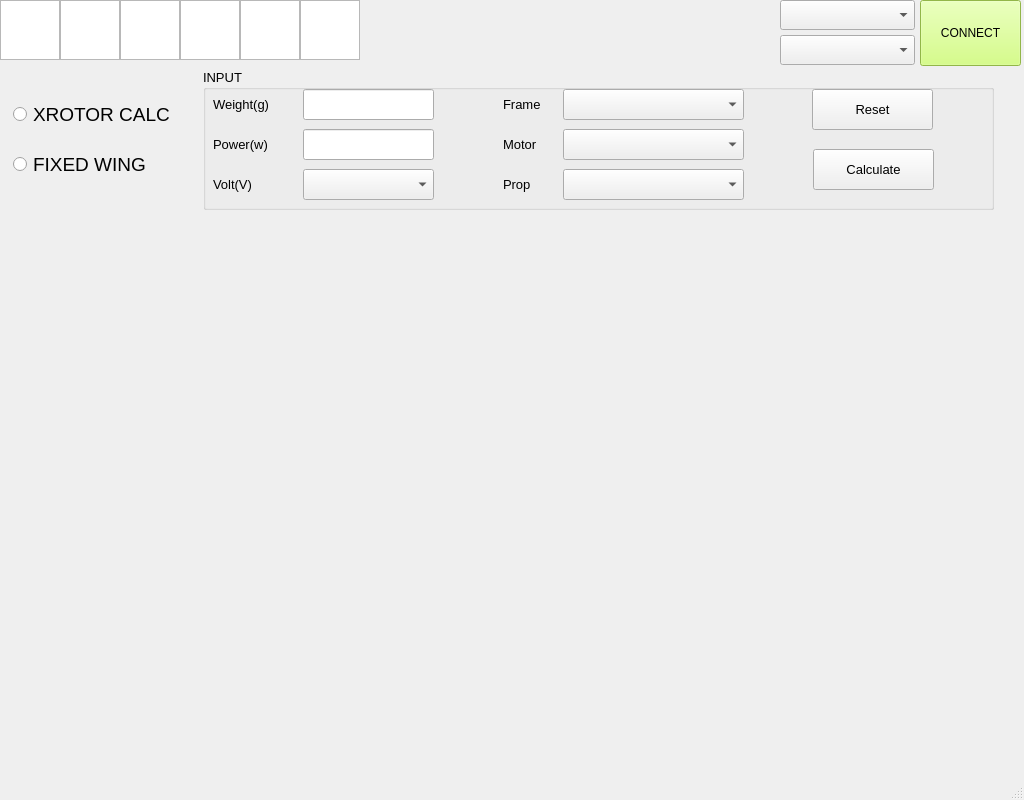
Old version of the form MainWindow.ui in the repository budebulai/LightGCS.
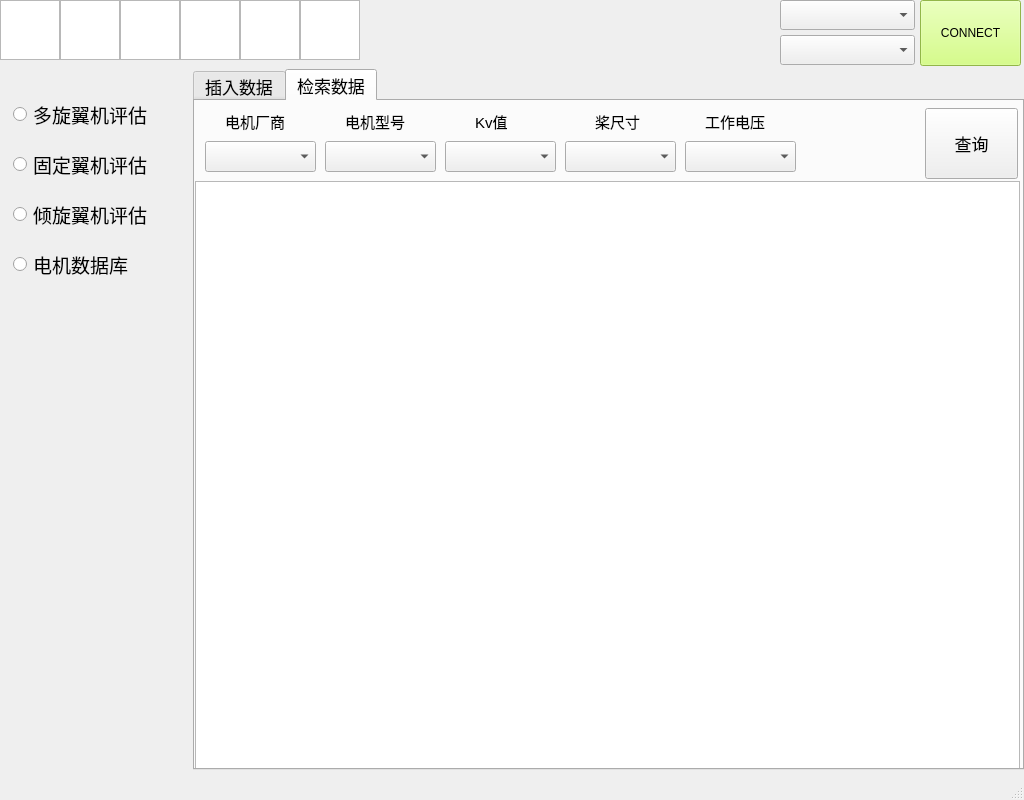
New version of the form. The open tabs and pages were chosen to show the change. Icons and pictures are not drawn.

Commit message: 20171013 motor database ...

```diff
--- a/MainWindow.ui
+++ b/MainWindow.ui
@@ -10,6 +10,12 @@
     <height>800</height>
    </rect>
   </property>
+  <property name="sizePolicy">
+   <sizepolicy hsizetype="Fixed" vsizetype="Fixed">
+    <horstretch>0</horstretch>
+    <verstretch>0</verstretch>
+   </sizepolicy>
+  </property>
   <property name="mouseTracking">
    <bool>true</bool>
   </property>
@@ -782,7 +788,7 @@
        </font>
       </property>
       <property name="text">
-       <string>XROTOR CALC</string>
+       <string>多旋翼机评估</string>
       </property>
       <property name="checkable">
        <bool>true</bool>
@@ -806,7 +812,7 @@
        </font>
       </property>
       <property name="currentIndex">
-       <number>0</number>
+       <number>3</number>
       </property>
       <widget class="QWidget" name="xrotor_calc">
        <widget class="QGroupBox" name="xrotor_ecalc">
@@ -814,8 +820,8 @@
          <rect>
           <x>10</x>
           <y>0</y>
-          <width>791</width>
-          <height>141</height>
+          <width>801</width>
+          <height>191</height>
          </rect>
         </property>
         <property name="font">
@@ -824,14 +830,14 @@
          </font>
         </property>
         <property name="title">
-         <string>INPUT</string>
+         <string>参数</string>
         </property>
         <widget class="QLabel" name="label_4">
          <property name="geometry">
           <rect>
            <x>10</x>
            <y>20</y>
-           <width>91</width>
+           <width>61</width>
            <height>31</height>
           </rect>
          </property>
@@ -841,13 +847,13 @@
           </font>
          </property>
          <property name="text">
-          <string>Weight(g)</string>
+          <string>重量</string>
          </property>
         </widget>
         <widget class="QLabel" name="label_5">
          <property name="geometry">
           <rect>
-           <x>300</x>
+           <x>170</x>
            <y>20</y>
            <width>51</width>
            <height>31</height>
@@ -859,13 +865,13 @@
           </font>
          </property>
          <property name="text">
-          <string>Frame</string>
+          <string>机型</string>
          </property>
         </widget>
         <widget class="QLabel" name="label_6">
          <property name="geometry">
           <rect>
-           <x>300</x>
+           <x>10</x>
            <y>60</y>
            <width>51</width>
            <height>31</height>
@@ -877,15 +883,15 @@
           </font>
          </property>
          <property name="text">
-          <string>Motor</string>
+          <string>电机</string>
          </property>
         </widget>
         <widget class="QLabel" name="label_7">
          <property name="geometry">
           <rect>
-           <x>300</x>
-           <y>100</y>
-           <width>51</width>
+           <x>250</x>
+           <y>60</y>
+           <width>21</width>
            <height>31</height>
           </rect>
          </property>
@@ -895,15 +901,15 @@
           </font>
          </property>
          <property name="text">
-          <string>Prop</string>
+          <string>桨</string>
          </property>
         </widget>
         <widget class="QLabel" name="label_8">
          <property name="geometry">
           <rect>
-           <x>10</x>
-           <y>60</y>
-           <width>81</width>
+           <x>250</x>
+           <y>100</y>
+           <width>31</width>
            <height>31</height>
           </rect>
          </property>
@@ -913,7 +919,7 @@
           </font>
          </property>
          <property name="text">
-          <string>Power(w)</string>
+          <string>容量</string>
          </property>
         </widget>
         <widget class="QComboBox" name="cb_copter_frame">
@@ -922,9 +928,9 @@
          </property>
          <property name="geometry">
           <rect>
-           <x>360</x>
+           <x>210</x>
            <y>20</y>
-           <width>181</width>
+           <width>121</width>
            <height>31</height>
           </rect>
          </property>
@@ -943,9 +949,9 @@
         <widget class="QComboBox" name="cb_motor_type">
          <property name="geometry">
           <rect>
-           <x>360</x>
+           <x>50</x>
            <y>60</y>
-           <width>181</width>
+           <width>171</width>
            <height>31</height>
           </rect>
          </property>
@@ -964,9 +970,9 @@
         <widget class="QComboBox" name="cb_prop_type">
          <property name="geometry">
           <rect>
-           <x>360</x>
-           <y>100</y>
-           <width>181</width>
+           <x>300</x>
+           <y>60</y>
+           <width>121</width>
            <height>31</height>
           </rect>
          </property>
@@ -985,9 +991,9 @@
         <widget class="QLineEdit" name="le_weight">
          <property name="geometry">
           <rect>
-           <x>100</x>
+           <x>50</x>
            <y>20</y>
-           <width>131</width>
+           <width>81</width>
            <height>31</height>
           </rect>
          </property>
@@ -997,15 +1003,18 @@
           </font>
          </property>
          <property name="toolTip">
-          <string>weight of copter, must be int</string>
+          <string>飞机总重</string>
+         </property>
+         <property name="text">
+          <string/>
          </property>
         </widget>
         <widget class="QLineEdit" name="le_power_given">
          <property name="geometry">
           <rect>
-           <x>100</x>
-           <y>60</y>
-           <width>131</width>
+           <x>300</x>
+           <y>100</y>
+           <width>121</width>
            <height>31</height>
           </rect>
          </property>
@@ -1015,14 +1024,17 @@
           </font>
          </property>
          <property name="toolTip">
-          <string>power given, optional</string>
+          <string>电池容量</string>
+         </property>
+         <property name="text">
+          <string>10000</string>
          </property>
         </widget>
         <widget class="QPushButton" name="pb_xrotor_calc">
          <property name="geometry">
           <rect>
-           <x>610</x>
-           <y>80</y>
+           <x>670</x>
+           <y>140</y>
            <width>121</width>
            <height>41</height>
           </rect>
@@ -1033,14 +1045,14 @@
           </font>
          </property>
          <property name="text">
-          <string>Calculate</string>
+          <string>解析</string>
          </property>
         </widget>
         <widget class="QPushButton" name="pb_xrotor_reset">
          <property name="geometry">
           <rect>
-           <x>609</x>
-           <y>20</y>
+           <x>510</x>
+           <y>140</y>
            <width>121</width>
            <height>41</height>
           </rect>
@@ -1051,7 +1063,7 @@
           </font>
          </property>
          <property name="text">
-          <string>Reset</string>
+          <string>清空</string>
          </property>
         </widget>
         <widget class="QLabel" name="label_9">
@@ -1059,7 +1071,7 @@
           <rect>
            <x>10</x>
            <y>100</y>
-           <width>81</width>
+           <width>41</width>
            <height>31</height>
           </rect>
          </property>
@@ -1069,15 +1081,15 @@
           </font>
          </property>
          <property name="text">
-          <string>Volt(V)</string>
+          <string>电压</string>
          </property>
         </widget>
         <widget class="QComboBox" name="cb_volt">
          <property name="geometry">
           <rect>
-           <x>100</x>
+           <x>50</x>
            <y>100</y>
-           <width>131</width>
+           <width>171</width>
            <height>31</height>
           </rect>
          </property>
@@ -1096,6 +1108,392 @@
        </widget>
       </widget>
       <widget class="QWidget" name="fixedwing_calc"/>
+      <widget class="QWidget" name="tiltrotor_calc"/>
+      <widget class="QWidget" name="rotor_db">
+       <widget class="QTabWidget" name="tw_motor_db">
+        <property name="geometry">
+         <rect>
+          <x>0</x>
+          <y>0</y>
+          <width>831</width>
+          <height>701</height>
+         </rect>
+        </property>
+        <property name="currentIndex">
+         <number>0</number>
+        </property>
+        <widget class="QWidget" name="tw_insert_data_bat">
+         <attribute name="title">
+          <string>插入数据</string>
+         </attribute>
+         <widget class="QPushButton" name="pb_motor_db_file_insert">
+          <property name="geometry">
+           <rect>
+            <x>370</x>
+            <y>260</y>
+            <width>93</width>
+            <height>28</height>
+           </rect>
+          </property>
+          <property name="font">
+           <font>
+            <pointsize>13</pointsize>
+           </font>
+          </property>
+          <property name="text">
+           <string>插入</string>
+          </property>
+         </widget>
+         <widget class="QPushButton" name="pb_motor_db_file_remove">
+          <property name="geometry">
+           <rect>
+            <x>370</x>
+            <y>300</y>
+            <width>93</width>
+            <height>28</height>
+           </rect>
+          </property>
+          <property name="text">
+           <string>移除</string>
+          </property>
+         </widget>
+         <widget class="QPushButton" name="pb_motor_db_insert_confirm">
+          <property name="geometry">
+           <rect>
+            <x>370</x>
+            <y>340</y>
+            <width>93</width>
+            <height>28</height>
+           </rect>
+          </property>
+          <property name="text">
+           <string>确定</string>
+          </property>
+         </widget>
+         <widget class="QLabel" name="label_25">
+          <property name="geometry">
+           <rect>
+            <x>120</x>
+            <y>30</y>
+            <width>111</width>
+            <height>21</height>
+           </rect>
+          </property>
+          <property name="font">
+           <font>
+            <pointsize>12</pointsize>
+           </font>
+          </property>
+          <property name="text">
+           <string>待加入文件</string>
+          </property>
+         </widget>
+         <widget class="QPushButton" name="pb_motor_db_file_read">
+          <property name="geometry">
+           <rect>
+            <x>370</x>
+            <y>220</y>
+            <width>93</width>
+            <height>28</height>
+           </rect>
+          </property>
+          <property name="font">
+           <font>
+            <pointsize>13</pointsize>
+           </font>
+          </property>
+          <property name="text">
+           <string>读取</string>
+          </property>
+         </widget>
+         <widget class="QLabel" name="label_26">
+          <property name="geometry">
+           <rect>
+            <x>620</x>
+            <y>30</y>
+            <width>111</width>
+            <height>21</height>
+           </rect>
+          </property>
+          <property name="font">
+           <font>
+            <pointsize>12</pointsize>
+           </font>
+          </property>
+          <property name="text">
+           <string>已加入文件</string>
+          </property>
+         </widget>
+         <widget class="QLabel" name="label_27">
+          <property name="geometry">
+           <rect>
+            <x>10</x>
+            <y>610</y>
+            <width>91</width>
+            <height>31</height>
+           </rect>
+          </property>
+          <property name="font">
+           <font>
+            <pointsize>12</pointsize>
+           </font>
+          </property>
+          <property name="text">
+           <string>文件目录</string>
+          </property>
+         </widget>
+         <widget class="QLabel" name="label_motor_db_path">
+          <property name="geometry">
+           <rect>
+            <x>110</x>
+            <y>610</y>
+            <width>711</width>
+            <height>31</height>
+           </rect>
+          </property>
+          <property name="font">
+           <font>
+            <pointsize>9</pointsize>
+           </font>
+          </property>
+          <property name="text">
+           <string/>
+          </property>
+         </widget>
+         <widget class="QPushButton" name="pb_motor_db_doc_select">
+          <property name="geometry">
+           <rect>
+            <x>100</x>
+            <y>550</y>
+            <width>151</width>
+            <height>28</height>
+           </rect>
+          </property>
+          <property name="font">
+           <font>
+            <pointsize>12</pointsize>
+           </font>
+          </property>
+          <property name="text">
+           <string>目录/文件</string>
+          </property>
+         </widget>
+         <widget class="QListWidget" name="lw_motor_test_files">
+          <property name="geometry">
+           <rect>
+            <x>30</x>
+            <y>60</y>
+            <width>281</width>
+            <height>481</height>
+           </rect>
+          </property>
+         </widget>
+         <widget class="QListWidget" name="lw_motor_db_files">
+          <property name="geometry">
+           <rect>
+            <x>520</x>
+            <y>60</y>
+            <width>281</width>
+            <height>481</height>
+           </rect>
+          </property>
+         </widget>
+        </widget>
+        <widget class="QWidget" name="tw_data_sql">
+         <attribute name="title">
+          <string>检索数据</string>
+         </attribute>
+         <widget class="QLabel" name="label_20">
+          <property name="geometry">
+           <rect>
+            <x>30</x>
+            <y>10</y>
+            <width>81</width>
+            <height>21</height>
+           </rect>
+          </property>
+          <property name="font">
+           <font>
+            <pointsize>11</pointsize>
+           </font>
+          </property>
+          <property name="text">
+           <string>电机厂商</string>
+          </property>
+         </widget>
+         <widget class="QComboBox" name="cb_motor_db_productor">
+          <property name="geometry">
+           <rect>
+            <x>10</x>
+            <y>40</y>
+            <width>111</width>
+            <height>31</height>
+           </rect>
+          </property>
+          <property name="font">
+           <font>
+            <pointsize>12</pointsize>
+           </font>
+          </property>
+         </widget>
+         <widget class="QComboBox" name="cb_motor_db_type">
+          <property name="geometry">
+           <rect>
+            <x>130</x>
+            <y>40</y>
+            <width>111</width>
+            <height>31</height>
+           </rect>
+          </property>
+          <property name="font">
+           <font>
+            <pointsize>12</pointsize>
+           </font>
+          </property>
+         </widget>
+         <widget class="QLabel" name="label_21">
+          <property name="geometry">
+           <rect>
+            <x>150</x>
+            <y>10</y>
+            <width>81</width>
+            <height>21</height>
+           </rect>
+          </property>
+          <property name="font">
+           <font>
+            <pointsize>11</pointsize>
+           </font>
+          </property>
+          <property name="text">
+           <string>电机型号</string>
+          </property>
+         </widget>
+         <widget class="QComboBox" name="cb_motor_db_kv">
+          <property name="geometry">
+           <rect>
+            <x>250</x>
+            <y>40</y>
+            <width>111</width>
+            <height>31</height>
+           </rect>
+          </property>
+          <property name="font">
+           <font>
+            <pointsize>12</pointsize>
+           </font>
+          </property>
+         </widget>
+         <widget class="QLabel" name="label_22">
+          <property name="geometry">
+           <rect>
+            <x>280</x>
+            <y>10</y>
+            <width>51</width>
+            <height>21</height>
+           </rect>
+          </property>
+          <property name="font">
+           <font>
+            <pointsize>11</pointsize>
+           </font>
+          </property>
+          <property name="text">
+           <string>Kv值</string>
+          </property>
+         </widget>
+         <widget class="QComboBox" name="cb_motor_db_propeller">
+          <property name="geometry">
+           <rect>
+            <x>370</x>
+            <y>40</y>
+            <width>111</width>
+            <height>31</height>
+           </rect>
+          </property>
+          <property name="font">
+           <font>
+            <pointsize>12</pointsize>
+           </font>
+          </property>
+         </widget>
+         <widget class="QLabel" name="label_23">
+          <property name="geometry">
+           <rect>
+            <x>400</x>
+            <y>10</y>
+            <width>51</width>
+            <height>21</height>
+           </rect>
+          </property>
+          <property name="font">
+           <font>
+            <pointsize>11</pointsize>
+           </font>
+          </property>
+          <property name="text">
+           <string>桨尺寸</string>
+          </property>
+         </widget>
+         <widget class="QPushButton" name="pushButton_4">
+          <property name="geometry">
+           <rect>
+            <x>730</x>
+            <y>7</y>
+            <width>93</width>
+            <height>71</height>
+           </rect>
+          </property>
+          <property name="text">
+           <string>查询</string>
+          </property>
+         </widget>
+         <widget class="QComboBox" name="cb_motor_db_volt">
+          <property name="geometry">
+           <rect>
+            <x>490</x>
+            <y>40</y>
+            <width>111</width>
+            <height>31</height>
+           </rect>
+          </property>
+          <property name="font">
+           <font>
+            <pointsize>12</pointsize>
+           </font>
+          </property>
+         </widget>
+         <widget class="QLabel" name="label_24">
+          <property name="geometry">
+           <rect>
+            <x>510</x>
+            <y>10</y>
+            <width>81</width>
+            <height>21</height>
+           </rect>
+          </property>
+          <property name="font">
+           <font>
+            <pointsize>11</pointsize>
+           </font>
+          </property>
+          <property name="text">
+           <string>工作电压</string>
+          </property>
+         </widget>
+         <widget class="QTableView" name="tv_motor_db_data">
+          <property name="geometry">
+           <rect>
+            <x>0</x>
+            <y>80</y>
+            <width>825</width>
+            <height>591</height>
+           </rect>
+          </property>
+         </widget>
+        </widget>
+       </widget>
+      </widget>
      </widget>
      <widget class="QRadioButton" name="rb_fixedwing_calc">
       <property name="geometry">
@@ -1112,7 +1510,55 @@
        </font>
       </property>
       <property name="text">
-       <string>FIXED WING</string>
+       <string>固定翼机评估</string>
+      </property>
+      <property name="checkable">
+       <bool>true</bool>
+      </property>
+      <property name="checked">
+       <bool>false</bool>
+      </property>
+     </widget>
+     <widget class="QRadioButton" name="rb_tiltrotor_calc">
+      <property name="geometry">
+       <rect>
+        <x>10</x>
+        <y>140</y>
+        <width>161</width>
+        <height>31</height>
+       </rect>
+      </property>
+      <property name="font">
+       <font>
+        <pointsize>14</pointsize>
+       </font>
+      </property>
+      <property name="text">
+       <string>倾旋翼机评估</string>
+      </property>
+      <property name="checkable">
+       <bool>true</bool>
+      </property>
+      <property name="checked">
+       <bool>false</bool>
+      </property>
+     </widget>
+     <widget class="QRadioButton" name="rb_rotor_database">
+      <property name="geometry">
+       <rect>
+        <x>10</x>
+        <y>190</y>
+        <width>161</width>
+        <height>31</height>
+       </rect>
+      </property>
+      <property name="font">
+       <font>
+        <pointsize>14</pointsize>
+       </font>
+      </property>
+      <property name="text">
+       <string>电机数据库</string>
       </property>
       <property name="checkable">
        <bool>true</bool>
```
Left out of the diff: 282 changed lines with no effect on the pictures. The commit also changes 5 other files.
